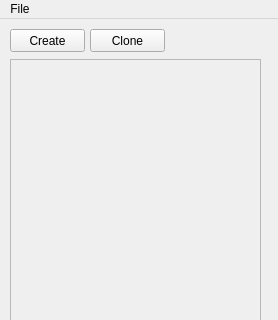
This is ui/mainwindow.ui in hidog/HiGit as Qt 5 draws it before an edit; both pictures show x 0 to 278 and y 0 to 320 of the 278 by 458 pixel window. The edited form follows.
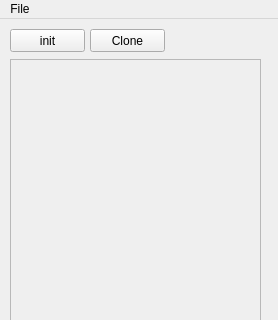
This is the edited form.

Commit message: add init function

The edit to the form file:
```diff
--- a/ui/mainwindow.ui
+++ b/ui/mainwindow.ui
@@ -24,7 +24,7 @@
      </rect>
     </property>
     <property name="text">
-     <string>Create</string>
+     <string>init</string>
     </property>
    </widget>
    <widget class="QPushButton" name="cloneButton">
```
Left out of the diff: 2 changed lines with no effect on the pictures. The commit also changes 4 other files.
